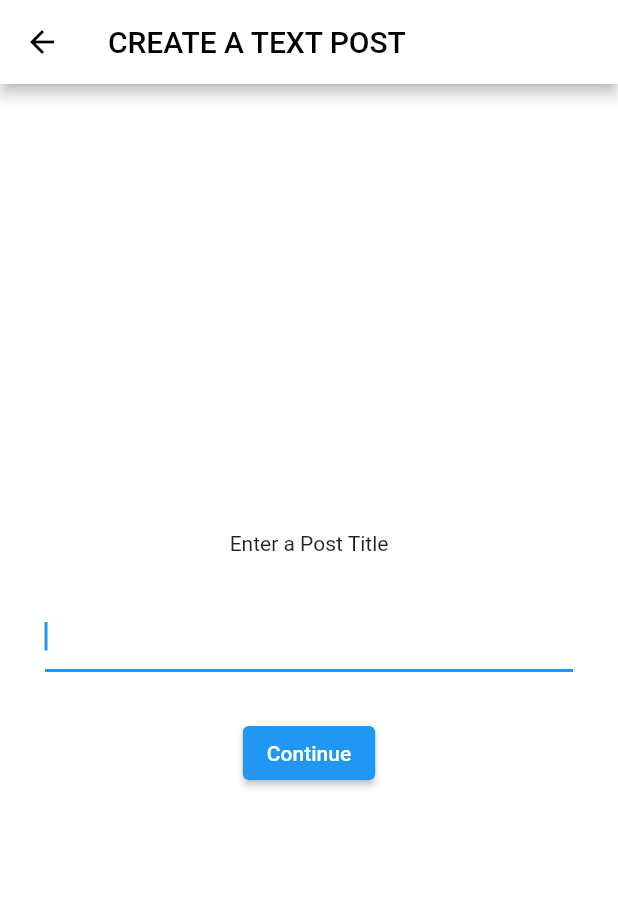
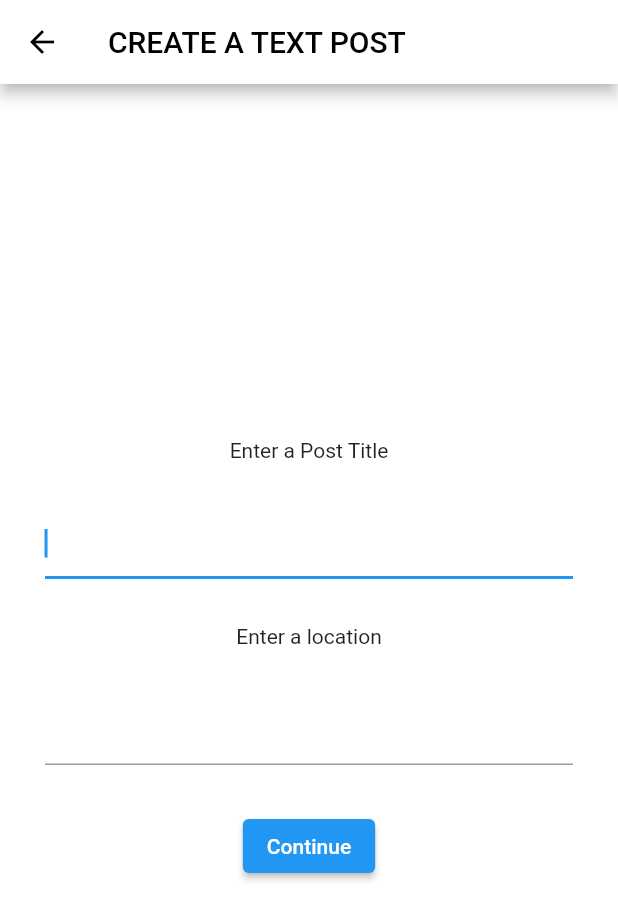
Before and after one commit to ishajain15/UniLyfe, a Flutter app: the NewPostLocationView screen opened directly with empty values, on a phone screen of 412 x 824 dp. Shown: the top 920 px of the screen. Run offline on Flutter 3.47's test engine with Material 2 defaults, Android fonts, the phone set to English and light mode, and no system bars; our stand-ins replace auto_size_text, cloud_firestore, community_material_icon, firebase_auth, firebase_core, flutter_local_notifications and 7 more; missing offline and left inert: dart:ffi, flutter_google_places, google_api_headers, google_maps_webservice, polls, profanity_filter; accounts and stored records are empty; generated files the repository leaves out were written again.

Commit message:
ucan choose location when posting

```diff
--- a/unilyfe_app/lib/models/photo_post.dart
+++ b/unilyfe_app/lib/models/photo_post.dart
@@ -1,6 +1,7 @@
 class PhotoPost {
   PhotoPost(this.postid, this.title, this.time, this.text, this.postChannel,
-      this.uid, this.likes, this.liked, this.map_liked, this.username, this.location, this.event_date, this.options, this.users);
+      this.uid, this.likes, this.liked, this.map_liked, this.username,
+      this.location, this.event_date, this.options, this.users);
   String postid;
   int postType;
   String title;
@@ -17,7 +18,7 @@ class PhotoPost {
   Map<String, dynamic> map_liked;
   Map<String, dynamic> users;
   Map<String, dynamic> toJson() => {
-        'postid': postid,
+        //'postid': postid,
         'postType': 0,
         'title': title,
         'time': time,
--- a/unilyfe_app/lib/page/create_posts/image_picker.dart
+++ b/unilyfe_app/lib/page/create_posts/image_picker.dart
@@ -153,7 +153,7 @@ class _MyHomePageState extends State<MyHomePage> {
                       false,
                       {uid: false},
                       null,
-                      null,
+                      _location,
                       null,
                       null, null);
 
--- a/unilyfe_app/lib/views/home_view.dart
+++ b/unilyfe_app/lib/views/home_view.dart
@@ -23,6 +23,8 @@ class HomeViewState extends StatefulWidget {
 class HomeView extends State<HomeViewState> {
   @override
   bool hasBeenPressed = false;
+
+  //var location;
 
   Widget build(BuildContext context) {
     //print("rebuilding!");
@@ -192,7 +194,7 @@ class HomeView extends State<HomeViewState> {
                       Expanded(
                         flex: 15,
                         child: Text(
-                            "Text: ${(post['text'] == null) ? "n/a" : post['text']}"),
+                            "Text: ${(post['text'] == null) ? "n/a" : post['text']}\nLocation: ${(post['location'] == null) ? "n/a" : post['location']}"),
                       ),
                       Spacer(),
                     ],
@@ -223,7 +225,8 @@ class HomeView extends State<HomeViewState> {
                           postChannel: post['postChannel'],
                           map_liked: post['map_liked'],
                           uid: post['uid'],
-                          username: post['username']),
+                          username: post['username'],
+                          location: post['location']),
                       Spacer(),
                       Visibility(
                         visible: FirebaseAuth.instance.currentUser.uid ==
@@ -318,7 +321,7 @@ class HomeView extends State<HomeViewState> {
                       Expanded(
                         flex: 15,
                         child: Text(
-                            "Text: ${(post['text'] == null) ? "n/a" : post['text']}"),
+                            "Text: ${(post['text'] == null) ? "n/a" : post['text']}\nLocation: ${(post['location'] == null) ? "n/a" : post['location']}"),
                       ),
                       Spacer(),
                     ],
@@ -427,7 +430,7 @@ class HomeView extends State<HomeViewState> {
                       Expanded(
                         flex: 15,
                         child: Text(
-                            "Text: ${(post['text'] == null) ? "n/a" : post['text']}"),
+                            "Text: ${(post['text'] == null) ? "n/a" : post['text']}\nLocation: ${(post['location'] == null) ? "n/a" : post['location']}"),
                       ),
                       Spacer(),
                     ],
@@ -478,7 +481,8 @@ class HomeView extends State<HomeViewState> {
                           postChannel: post['postChannel'],
                           map_liked: post['map_liked'],
                           uid: post['uid'],
-                          username: post['username']),
+                          username: post['username'],
+                          location: post['location']),
                       Spacer(),
                       Visibility(
                         visible: FirebaseAuth.instance.currentUser.uid ==
--- a/unilyfe_app/lib/views/new_posts/title_view.dart
+++ b/unilyfe_app/lib/views/new_posts/title_view.dart
@@ -19,6 +19,9 @@ class NewPostLocationView extends StatelessWidget {
   Widget build(BuildContext context) {
     var _titleController = TextEditingController();
     _titleController.text = post.title;
+
+    var _locController = TextEditingController();
+    _locController.text = post.location;
 
     return Scaffold(
       appBar: AppBar(
@@ -43,9 +46,18 @@ class NewPostLocationView extends StatelessWidget {
                 autofocus: true,
               ),
             ),
+            Text('Enter a location'),
+            Padding(
+              padding: const EdgeInsets.all(30.0),
+              child: TextField(
+                controller: _locController,
+                autofocus: true,
+              ),
+            ),
             ElevatedButton(
               onPressed: () async {
                 post.title = _titleController.text;
+                post.location = _locController.text;
 
                 final filter = ProfanityFilter();
                 var hasProfanity = filter.hasProfanity(post.title);
@@ -68,6 +80,7 @@ class NewPostLocationView extends StatelessWidget {
                         postIt = false;
                         //Navigator.of(context).pop();
                         _titleController.clear();
+                        _locController.clear();
                       },
                       firstText: 'Yes',
                       secondText: 'No');
```
Also changed, not shown: unilyfe_app/lib/page/tabs/tabs_page.dart (+5 -5 lines).
